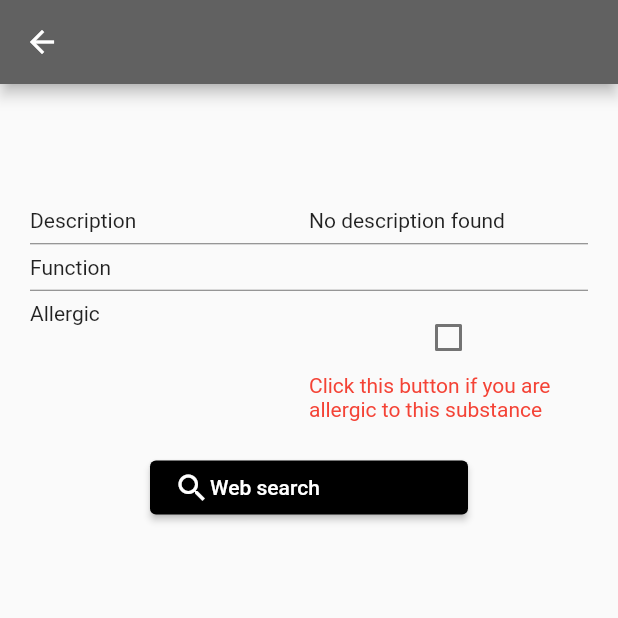
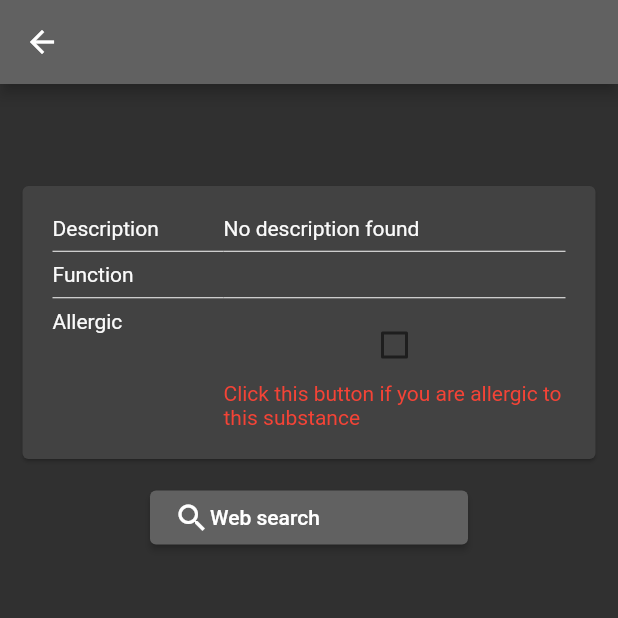
Before and after one commit to HuePhung/Kiss_Project, a Flutter app: the DetailScreen screen opened directly with empty values, on a phone screen of 412 x 824 dp, the top half of it. Run offline on Flutter 3.47's test engine with Material 2 defaults, Android fonts, the phone set to English and light mode, and no system bars; our stand-ins replace camera, flutter_keyboard_visibility, image_picker, shared_preferences; missing offline and left inert: exif, firebase_ml_vision, flutter_exif_rotation; accounts and stored records are empty.

Commit message:
Changed color theme and layout of detailScreen.dart

```diff
--- a/project_kiss/lib/detailScreen.dart
+++ b/project_kiss/lib/detailScreen.dart
@@ -20,8 +20,11 @@ class DetailScreen extends StatelessWidget {
       ),
       //TODO: wrap with container for backgroundcolor
       body: Center(
+        child: Container(
+          color: Colors.grey[850],
           child: LayoutBuilder(
-          builder: (BuildContext context, BoxConstraints viewportConstraints) {
+            builder:
+                (BuildContext context, BoxConstraints viewportConstraints) {
               return SingleChildScrollView(
                 child: ConstrainedBox(
                   constraints:
@@ -34,69 +37,93 @@ class DetailScreen extends StatelessWidget {
                       Container(
                         //height: MediaQuery.of(context).size.height * 0.1,
                         //width: MediaQuery.of(context).size.width,
-                      padding: EdgeInsets.all(20.0),
+                        padding: EdgeInsets.fromLTRB(20.0,30,20,0),
                         child: Text(
                           ingredient.name,
                           textAlign: TextAlign.center,
                           style: TextStyle(
+                            color: Colors.grey[50],
                             fontSize: 20,
                             fontWeight: FontWeight.bold,
                           ),
                         ),
                       ),
-                    Container(
+                      Card(
+                        color: Colors.grey[800],
+                        margin: EdgeInsets.all(15),
+                        child: Container(
                           //height: MediaQuery.of(context).size.height * 0.7,
                           // width: MediaQuery.of(context).size.width,
                           padding: EdgeInsets.all(20.0),
                           child: Table(
+                            columnWidths: {
+                              0: FlexColumnWidth(1),
+                              1: FlexColumnWidth(2),
+                            },
                             defaultVerticalAlignment:
                                 TableCellVerticalAlignment.top,
                             children: [
                               TableRow(
                                 children: [
-                              Text("Description"),
-                              Text(ingredient.desc != ""
+                                  Text("Description",
+                                      style: TextStyle(
+                                        color: Colors.grey[50],
+                                      ),),
+                                  Text(
+                                      ingredient.desc != ""
                                           ? ingredient.desc
-                                  : "No description found"),
+                                          : "No description found",
+                                      style: TextStyle(
+                                        color: Colors.grey[50],
+                                      ),),
                                 ],
                               ),
                               TableRow(
                                 children: [
                                   Divider(
-                                color: Colors.grey[600],
+                                    color: Colors.grey[50],
                                     height: 15,
                                   ),
                                   Divider(
-                                color: Colors.grey[600],
+                                    color: Colors.grey[50],
                                     height: 15,
                                   ),
                                 ],
                               ),
                               TableRow(
                                 children: [
-                              Text("Function"),
-                              Text(ingredient.function),
+                                  Text("Function",
+                                      style: TextStyle(
+                                        color: Colors.grey[50],
+                                      ),),
+                                  Text(ingredient.function,
+                                      style: TextStyle(
+                                        color: Colors.grey[50],
+                                      ),),
                                 ],
                               ),
                               TableRow(
                                 children: [
                                   Divider(
-                                color: Colors.grey[600],
+                                    color: Colors.grey[50],
                                     height: 15,
                                   ),
                                   Divider(
-                                color: Colors.grey[600],
+                                    color: Colors.grey[50],
                                     height: 15,
                                   ),
                                 ],
                               ),
                               TableRow(
                                 children: [
-                              Text("Allergic"),
+                                  Text("Allergic",
+                                      style: TextStyle(
+                                        color: Colors.grey[50],
+                                      )),
                                   Container(
                                     child: Column(
                                       children: [
-                                    CheckBoxWid(ingredient),
+                                        CheckBoxWid(ingredient,),
                                         Text(
                                           "Click this button if you are allergic to this substance",
                                           style: TextStyle(color: Colors.red),
@@ -107,6 +134,7 @@ class DetailScreen extends StatelessWidget {
                                 ],
                               ),
                             ],
+                          ),
                         ),
                       ),
                       Container(
@@ -120,7 +148,7 @@ class DetailScreen extends StatelessWidget {
                           ]),
                           style: ButtonStyle(
                             backgroundColor:
-                              MaterialStateProperty.all(Colors.black),
+                                MaterialStateProperty.all(Colors.grey[700],),
                           ),
                           onPressed: () {
                             _launchURL();
@@ -132,6 +160,7 @@ class DetailScreen extends StatelessWidget {
                 ),
               );
             },
+          ),
         ),
       ),
     );
```
Lines whose indentation alone changed are shown as unchanged.
